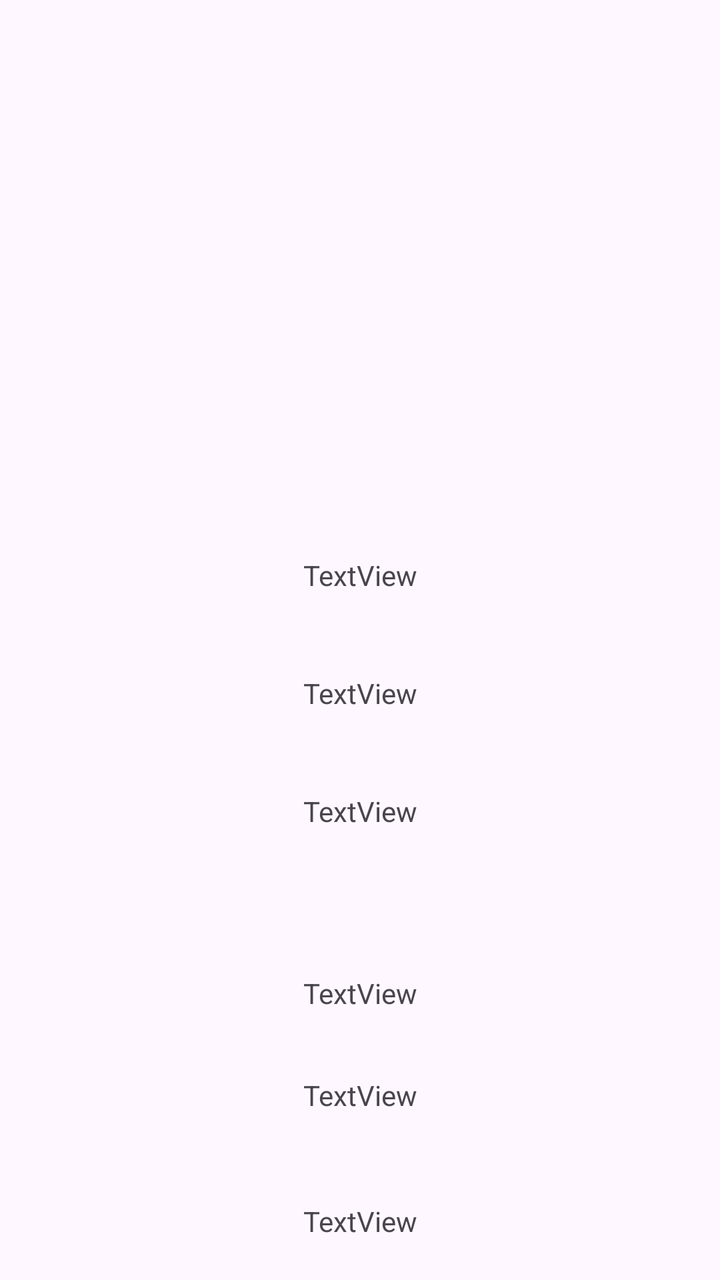
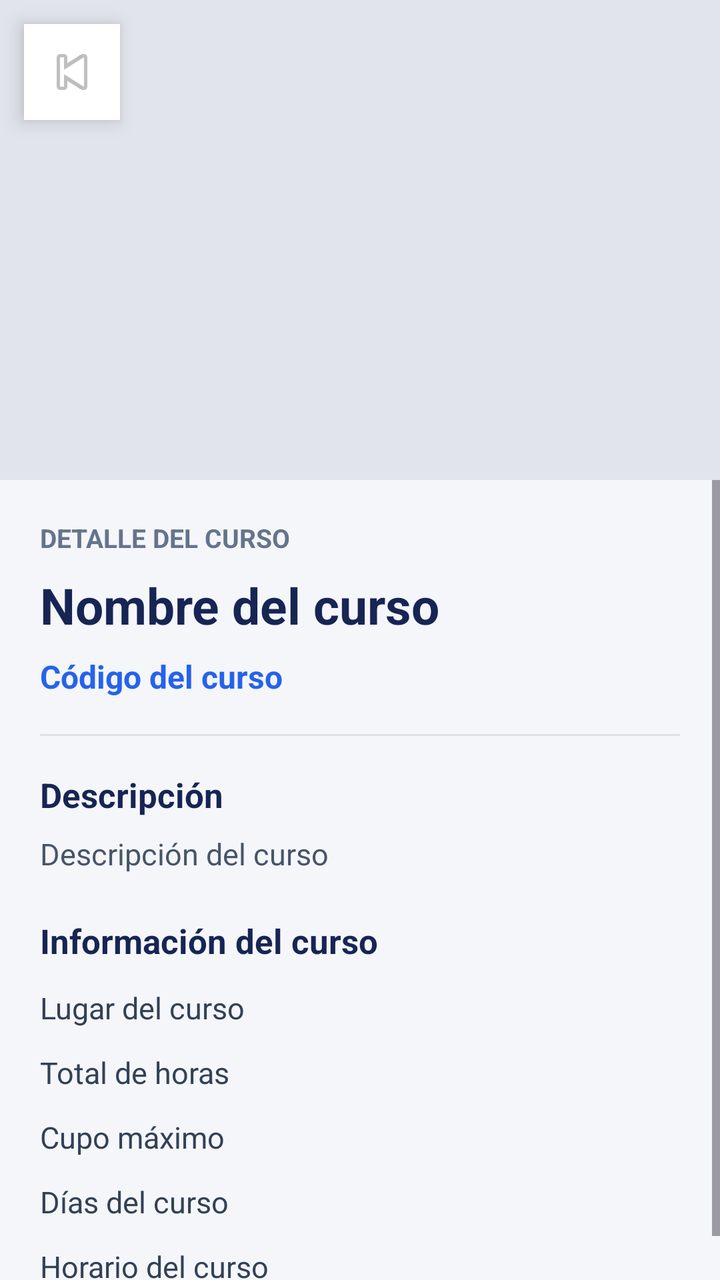

Screens rendered from an Android XML layout before and after an edit, with the pre-edit source and the edit as a unified diff.
<!-- AndroidManifest.xml: application theme Theme.EjercicioMensual -->
<!-- res/layout/activity_detalle_cursos.xml -->
<?xml version="1.0" encoding="utf-8"?>
<androidx.constraintlayout.widget.ConstraintLayout xmlns:android="http://schemas.android.com/apk/res/android"
    xmlns:app="http://schemas.android.com/apk/res-auto"
    xmlns:tools="http://schemas.android.com/tools"
    android:id="@+id/main"
    android:layout_width="match_parent"
    android:layout_height="match_parent"
    tools:context=".vista.detalleCursos">

    <androidx.viewpager2.widget.ViewPager2
        android:id="@+id/imgCursos"
        android:layout_width="0dp"
        android:layout_height="250dp"
        app:layout_constraintEnd_toEndOf="parent"
        app:layout_constraintStart_toStartOf="parent"
        app:layout_constraintTop_toTopOf="parent" />

    <TextView
        android:id="@+id/txtTotalHoras"
        android:layout_width="wrap_content"
        android:layout_height="wrap_content"
        android:layout_marginTop="32dp"
        android:text="TextView"
        app:layout_constraintEnd_toEndOf="@+id/txtLugar"
        app:layout_constraintHorizontal_bias="0.0"
        app:layout_constraintStart_toStartOf="@+id/txtLugar"
        app:layout_constraintTop_toBottomOf="@+id/txtLugar" />

    <TextView
        android:id="@+id/txtCupoMaximo"
        android:layout_width="wrap_content"
        android:layout_height="wrap_content"
        android:layout_marginTop="44dp"
        android:text="TextView"
        app:layout_constraintEnd_toEndOf="@+id/txtLugar"
        app:layout_constraintHorizontal_bias="0.0"
        app:layout_constraintStart_toStartOf="@+id/txtLugar"
        app:layout_constraintTop_toBottomOf="@+id/txtTotalHoras" />

    <TextView
        android:id="@+id/txtNombreCurso"
        android:layout_width="wrap_content"
        android:layout_height="wrap_content"
        android:layout_marginTop="28dp"
        android:text="TextView"
        app:layout_constraintEnd_toEndOf="parent"
        app:layout_constraintHorizontal_bias="0.501"
        app:layout_constraintStart_toStartOf="parent"
        app:layout_constraintTop_toBottomOf="@+id/imgCursos" />

    <TextView
        android:id="@+id/txtCodigoCurso"
        android:layout_width="wrap_content"
        android:layout_height="wrap_content"
        android:layout_marginTop="40dp"
        android:text="TextView"
        app:layout_constraintEnd_toEndOf="@+id/txtNombreCurso"
        app:layout_constraintHorizontal_bias="0.0"
        app:layout_constraintStart_toStartOf="@+id/txtNombreCurso"
        app:layout_constraintTop_toBottomOf="@+id/txtNombreCurso" />

    <TextView
        android:id="@+id/txtLugar"
        android:layout_width="wrap_content"
        android:layout_height="wrap_content"
        android:layout_marginTop="72dp"
        android:text="TextView"
        app:layout_constraintEnd_toEndOf="@+id/txtDescripcionCurso"
        app:layout_constraintHorizontal_bias="0.0"
        app:layout_constraintStart_toStartOf="@+id/txtDescripcionCurso"
        app:layout_constraintTop_toBottomOf="@+id/txtDescripcionCurso" />

    <TextView
        android:id="@+id/txtDescripcionCurso"
        android:layout_width="wrap_content"
        android:layout_height="wrap_content"
        android:layout_marginTop="40dp"
        android:text="TextView"
        app:layout_constraintEnd_toEndOf="@+id/txtCodigoCurso"
        app:layout_constraintHorizontal_bias="0.0"
        app:layout_constraintStart_toStartOf="@+id/txtCodigoCurso"
        app:layout_constraintTop_toBottomOf="@+id/txtCodigoCurso" />
</androidx.constraintlayout.widget.ConstraintLayout>
<!-- resources referenced by this layout -->
<resources>
  <style name="Theme.EjercicioMensual" parent="Base.Theme.EjercicioMensual" />
  <style name="Base.Theme.EjercicioMensual" parent="Theme.Material3.DayNight.NoActionBar">
          
          
      </style>
</resources>

<!-- the commit's change to res/layout/activity_detalle_cursos.xml (unified diff, before → after) -->
@@ -1,83 +1,158 @@
 <?xml version="1.0" encoding="utf-8"?>
-<androidx.constraintlayout.widget.ConstraintLayout xmlns:android="http://schemas.android.com/apk/res/android"
+<androidx.constraintlayout.widget.ConstraintLayout
+    xmlns:android="http://schemas.android.com/apk/res/android"
     xmlns:app="http://schemas.android.com/apk/res-auto"
     xmlns:tools="http://schemas.android.com/tools"
     android:id="@+id/main"
     android:layout_width="match_parent"
     android:layout_height="match_parent"
+    android:background="#F5F6FA"
     tools:context=".vista.detalleCursos">
+
+    <ImageButton
+        android:id="@+id/btnRegresar"
+        android:layout_width="48dp"
+        android:layout_height="48dp"
+        android:layout_margin="12dp"
+        android:background="@android:color/white"
+        android:src="@android:drawable/ic_media_previous"
+        android:contentDescription="Regresar"
+        android:elevation="6dp"
+        app:layout_constraintStart_toStartOf="parent"
+        app:layout_constraintTop_toTopOf="parent" />
 
     <androidx.viewpager2.widget.ViewPager2
         android:id="@+id/imgCursos"
         android:layout_width="0dp"
-        android:layout_height="250dp"
+        android:layout_height="240dp"
+        android:background="#E1E5EB"
         app:layout_constraintEnd_toEndOf="parent"
         app:layout_constraintStart_toStartOf="parent"
         app:layout_constraintTop_toTopOf="parent" />
 
-    <TextView
-        android:id="@+id/txtTotalHoras"
-        android:layout_width="wrap_content"
-        android:layout_height="wrap_content"
-        android:layout_marginTop="32dp"
-        android:text="TextView"
-        app:layout_constraintEnd_toEndOf="@+id/txtLugar"
-        app:layout_constraintHorizontal_bias="0.0"
-        app:layout_constraintStart_toStartOf="@+id/txtLugar"
-        app:layout_constraintTop_toBottomOf="@+id/txtLugar" />
+    <ScrollView
+        android:layout_width="0dp"
+        android:layout_height="0dp"
+        android:fillViewport="true"
+        app:layout_constraintTop_toBottomOf="@id/imgCursos"
+        app:layout_constraintBottom_toBottomOf="parent"
+        app:layout_constraintStart_toStartOf="parent"
+        app:layout_constraintEnd_toEndOf="parent">
 
-    <TextView
-        android:id="@+id/txtCupoMaximo"
-        android:layout_width="wrap_content"
-        android:layout_height="wrap_content"
-        android:layout_marginTop="44dp"
-        android:text="TextView"
-        app:layout_constraintEnd_toEndOf="@+id/txtLugar"
-        app:layout_constraintHorizontal_bias="0.0"
-        app:layout_constraintStart_toStartOf="@+id/txtLugar"
-        app:layout_constraintTop_toBottomOf="@+id/txtTotalHoras" />
+        <LinearLayout
+            android:layout_width="match_parent"
+            android:layout_height="wrap_content"
+            android:orientation="vertical"
+            android:padding="20dp">
 
-    <TextView
-        android:id="@+id/txtNombreCurso"
-        android:layout_width="wrap_content"
-        android:layout_height="wrap_content"
-        android:layout_marginTop="28dp"
-        android:text="TextView"
-        app:layout_constraintEnd_toEndOf="parent"
-        app:layout_constraintHorizontal_bias="0.501"
-        app:layout_constraintStart_toStartOf="parent"
-        app:layout_constraintTop_toBottomOf="@+id/imgCursos" />
+            <TextView
+                android:layout_width="wrap_content"
+                android:layout_height="wrap_content"
+                android:text="DETALLE DEL CURSO"
+                android:textColor="#64748B"
+                android:textSize="13sp"
+                android:textStyle="bold" />
 
-    <TextView
-        android:id="@+id/txtCodigoCurso"
-        android:layout_width="wrap_content"
-        android:layout_height="wrap_content"
-        android:layout_marginTop="40dp"
-        android:text="TextView"
-        app:layout_constraintEnd_toEndOf="@+id/txtNombreCurso"
-        app:layout_constraintHorizontal_bias="0.0"
-        app:layout_constraintStart_toStartOf="@+id/txtNombreCurso"
-        app:layout_constraintTop_toBottomOf="@+id/txtNombreCurso" />
+            <TextView
+                android:id="@+id/txtNombreCurso"
+                android:layout_width="match_parent"
+                android:layout_height="wrap_content"
+                android:layout_marginTop="8dp"
+                android:text="Nombre del curso"
+                android:textColor="#172554"
+                android:textSize="25sp"
+                android:textStyle="bold" />
 
-    <TextView
-        android:id="@+id/txtLugar"
-        android:layout_width="wrap_content"
-        android:layout_height="wrap_content"
-        android:layout_marginTop="72dp"
-        android:text="TextView"
-        app:layout_constraintEnd_toEndOf="@+id/txtDescripcionCurso"
-        app:layout_constraintHorizontal_bias="0.0"
-        app:layout_constraintStart_toStartOf="@+id/txtDescripcionCurso"
-        app:layout_constraintTop_toBottomOf="@+id/txtDescripcionCurso" />
+            <TextView
+                android:id="@+id/txtCodigoCurso"
+                android:layout_width="match_parent"
+                android:layout_height="wrap_content"
+                android:layout_marginTop="8dp"
+                android:text="Código del curso"
+                android:textColor="#2563EB"
+                android:textSize="16sp"
+                android:textStyle="bold" />
 
-    <TextView
-        android:id="@+id/txtDescripcionCurso"
-        android:layout_width="wrap_content"
-        android:layout_height="wrap_content"
-        android:layout_marginTop="40dp"
-        android:text="TextView"
-        app:layout_constraintEnd_toEndOf="@+id/txtCodigoCurso"
-        app:layout_constraintHorizontal_bias="0.0"
-        app:layout_constraintStart_toStartOf="@+id/txtCodigoCurso"
-        app:layout_constraintTop_toBottomOf="@+id/txtCodigoCurso" />
+            <View
+                android:layout_width="match_parent"
+                android:layout_height="1dp"
+                android:layout_marginTop="18dp"
+                android:layout_marginBottom="18dp"
+                android:background="#DCE1E8" />
+
+            <TextView
+                android:layout_width="wrap_content"
+                android:layout_height="wrap_content"
+                android:text="Descripción"
+                android:textColor="#172554"
+                android:textSize="17sp"
+                android:textStyle="bold" />
+
+            <TextView
+                android:id="@+id/txtDescripcionCurso"
+                android:layout_width="match_parent"
+                android:layout_height="wrap_content"
+                android:layout_marginTop="8dp"
+                android:text="Descripción del curso"
+                android:textColor="#475569"
+                android:textSize="15sp"
+                android:lineSpacingExtra="4dp" />
+
+            <TextView
+                android:layout_width="wrap_content"
+                android:layout_height="wrap_content"
+                android:layout_marginTop="22dp"
+                android:text="Información del curso"
+                android:textColor="#172554"
+                android:textSize="17sp"
+                android:textStyle="bold" />
+
+            <TextView
+                android:id="@+id/txtLugar"
+                android:layout_width="match_parent"
+                android:layout_height="wrap_content"
+                android:layout_marginTop="12dp"
+                android:text="Lugar del curso"
+                android:textColor="#334155"
+                android:textSize="15sp"
+                android:drawablePadding="8dp" />
+
+            <TextView
+                android:id="@+id/txtTotalHoras"
+                android:layout_width="match_parent"
+                android:layout_height="wrap_content"
+                android:layout_marginTop="12dp"
+                android:text="Total de horas"
+                android:textColor="#334155"
+                android:textSize="15sp" />
+
+            <TextView
+                android:id="@+id/txtCupoMaximo"
+                android:layout_width="match_parent"
+                android:layout_height="wrap_content"
+                android:layout_marginTop="12dp"
+                android:text="Cupo máximo"
+                android:textColor="#334155"
+                android:textSize="15sp" />
+
+            <TextView
+                android:id="@+id/txtDias"
+                android:layout_width="match_parent"
+                android:layout_height="wrap_content"
+                android:layout_marginTop="12dp"
+                android:text="Días del curso"
+                android:textColor="#334155"
+                android:textSize="15sp" />
+
+            <TextView
+                android:id="@+id/txtHoras"
+                android:layout_width="match_parent"
+                android:layout_height="wrap_content"
+                android:layout_marginTop="12dp"
+                android:text="Horario del curso"
+                android:textColor="#334155"
+                android:textSize="15sp" />
+        </LinearLayout>
+    </ScrollView>
+
 </androidx.constraintlayout.widget.ConstraintLayout>
